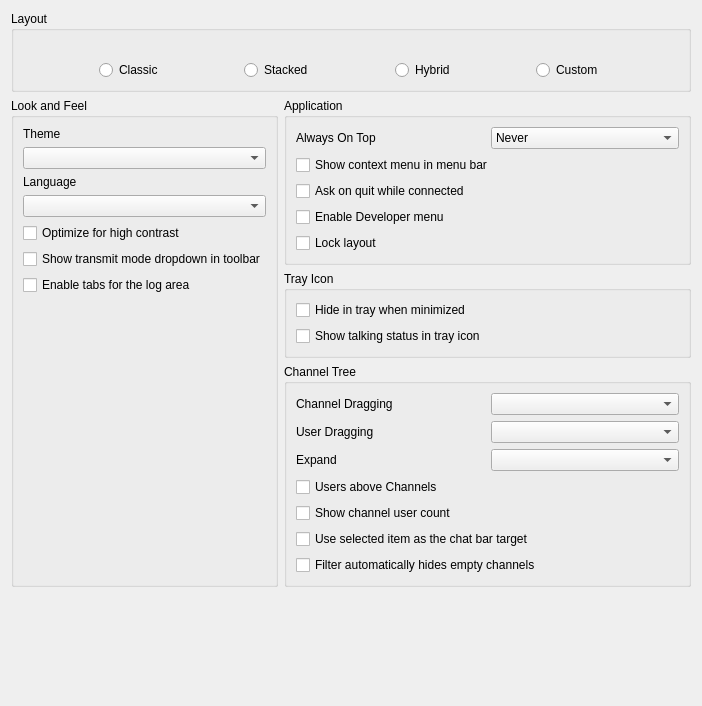
This is src/mumble/LookConfig.ui in mumble-voip/mumble as Qt 5 draws it before an edit. The edited form follows.
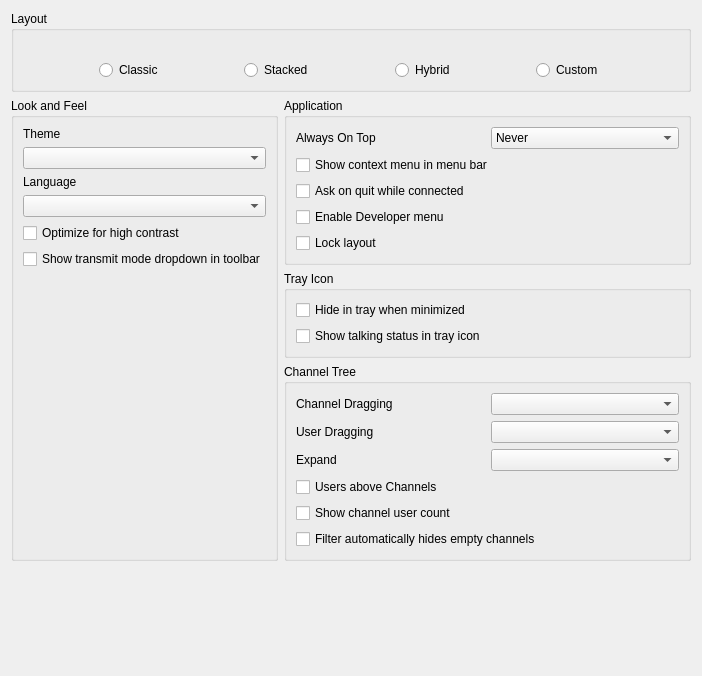
This is the edited form. Icons and pictures are not drawn. Custom widgets are drawn as their Qt base class.

Patch:
```diff
--- a/src/mumble/LookConfig.ui
+++ b/src/mumble/LookConfig.ui
@@ -7,7 +7,7 @@
     <x>0</x>
     <y>0</y>
     <width>702</width>
-    <height>706</height>
+    <height>676</height>
    </rect>
   </property>
   <property name="windowTitle">
@@ -71,16 +71,6 @@
        </widget>
       </item>
       <item row="6" column="0">
-       <widget class="QCheckBox" name="qcbLogTabs">
-        <property name="toolTip">
-         <string>Adds tabs to the log section, for different communication channels</string>
-        </property>
-        <property name="text">
-         <string>Enable tabs for the log area</string>
-        </property>
-       </widget>
-      </item>
-      <item row="7" column="0">
        <spacer name="verticalSpacer">
         <property name="orientation">
          <enum>Qt::Vertical</enum>
@@ -347,13 +337,6 @@
        </widget>
       </item>
       <item row="5" column="0" colspan="2">
-       <widget class="QCheckBox" name="qcbChatBarUseSelection">
-        <property name="text">
-         <string>Use selected item as the chat bar target</string>
-        </property>
-       </widget>
-      </item>
-      <item row="6" column="0" colspan="2">
        <widget class="QCheckBox" name="qcbFilterHidesEmptyChannels">
         <property name="text">
          <string>Filter automatically hides empty channels</string>
```
